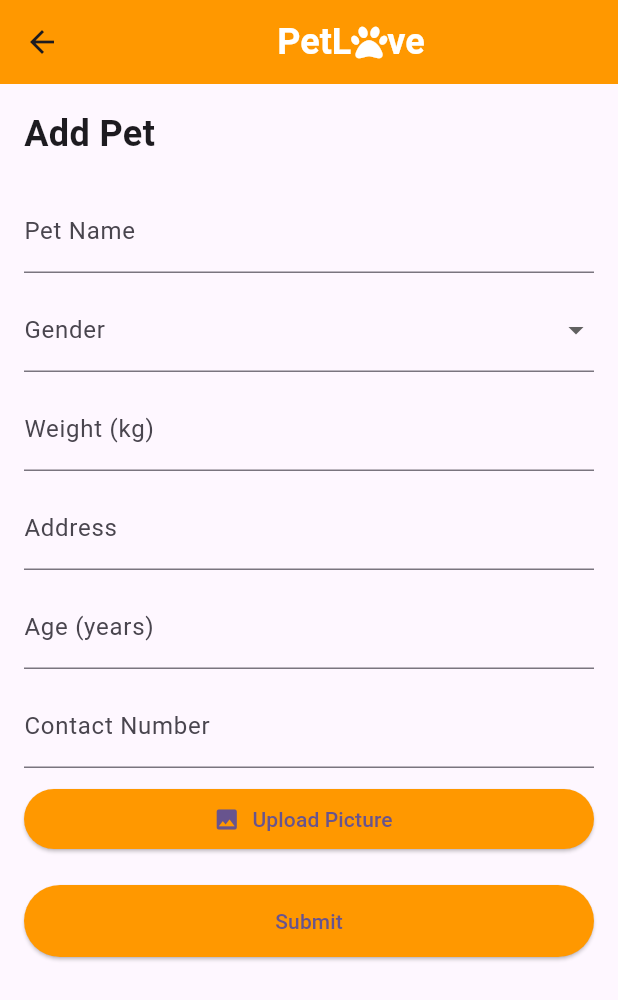
After one commit to Rooparatheesh/pet_adoption, a Flutter app: the AddPetPage screen opened directly, on a phone screen of 412 x 824 dp. The commit adds this screen. Shown: the top 1000 px of the screen. Run offline on Flutter 3.47's test engine with Material 3 defaults, Android fonts, the phone set to English and light mode, and no system bars; our stand-ins replace font_awesome_flutter, image_picker, shared_preferences; accounts and stored records are empty.

Commit message:
add new AddPetPage

```diff
--- /dev/null
+++ b/lib/views/AddPetPage.dart
@@ -0,0 +1,166 @@
+import 'package:flutter/material.dart';
+import 'package:font_awesome_flutter/font_awesome_flutter.dart';
+import 'package:image_picker/image_picker.dart';
+import 'dart:io';
+
+class AddPetPage extends StatefulWidget {
+  const AddPetPage({super.key});
+
+  @override
+  State<AddPetPage> createState() => _AddPetPageState();
+}
+
+class _AddPetPageState extends State<AddPetPage> {
+  final TextEditingController nameController = TextEditingController();
+  final TextEditingController weightController = TextEditingController();
+  final TextEditingController ageController = TextEditingController();
+  final TextEditingController addressController = TextEditingController();
+  final TextEditingController contactController = TextEditingController();
+
+  String? selectedGender;
+  File? _pickedImage;
+
+  Future<void> _pickImage() async {
+    final picker = ImagePicker();
+    final pickedFile = await picker.pickImage(source: ImageSource.gallery);
+
+    if (pickedFile != null) {
+      setState(() {
+        _pickedImage = File(pickedFile.path);
+      });
+    }
+  }
+
+  void _submitForm() {
+    String name = nameController.text;
+    String weight = weightController.text;
+    String age = ageController.text; // Get age input
+    String address = addressController.text;
+    String contact = contactController.text;
+
+    if (name.isEmpty ||
+        selectedGender == null ||
+        weight.isEmpty ||
+        age.isEmpty || // Ensure age is filled out
+        address.isEmpty ||
+        contact.isEmpty ||
+        _pickedImage == null) {
+      ScaffoldMessenger.of(context).showSnackBar(
+        const SnackBar(
+            content: Text("Please fill out all fields and pick an image")),
+      );
+      return;
+    }
+
+    // Handle form submission here (send to API, etc.)
+    print("Pet Name: $name");
+    print("Gender: $selectedGender");
+    print("Weight: $weight");
+    print("Weight: $age");
+    print("Address: $address");
+    print("Contact: $contact");
+
+    print("Image Path: ${_pickedImage!.path}");
+
+    ScaffoldMessenger.of(context).showSnackBar(
+      const SnackBar(content: Text("Pet submitted successfully!")),
+    );
+  }
+
+  @override
+  Widget build(BuildContext context) {
+    final genderOptions = ['Male', 'Female'];
+
+    return Scaffold(
+      appBar: AppBar(
+        backgroundColor: Colors.orange,
+        title: const Row(
+          mainAxisAlignment: MainAxisAlignment.center,
+          children: [
+            Text("PetL",
+                style: TextStyle(
+                    fontSize: 24,
+                    fontWeight: FontWeight.bold,
+                    color: Colors.white)),
+            Icon(FontAwesomeIcons.paw, color: Colors.white, size: 24),
+            Text("ve",
+                style: TextStyle(
+                    fontSize: 24,
+                    fontWeight: FontWeight.bold,
+                    color: Colors.white)),
+          ],
+        ),
+        centerTitle: true,
+      ),
+      body: Padding(
+        padding: const EdgeInsets.all(16.0),
+        child: ListView(
+          children: [
+            const Text("Add Pet",
+                style: TextStyle(fontSize: 24, fontWeight: FontWeight.bold)),
+            const SizedBox(height: 20),
+            TextField(
+              controller: nameController,
+              decoration: const InputDecoration(labelText: "Pet Name"),
+            ),
+            const SizedBox(height: 10),
+            DropdownButtonFormField<String>(
+              decoration: const InputDecoration(labelText: "Gender"),
+              items: genderOptions.map((String value) {
+                return DropdownMenuItem<String>(
+                  value: value,
+                  child: Text(value),
+                );
+              }).toList(),
+              onChanged: (value) => setState(() => selectedGender = value),
+            ),
+            const SizedBox(height: 10),
+            TextField(
+              controller: weightController,
+              decoration: const InputDecoration(labelText: "Weight (kg)"),
+              keyboardType: TextInputType.number,
+            ),
+            const SizedBox(height: 10),
+            TextField(
+              controller: addressController,
+              decoration: const InputDecoration(labelText: "Address"),
+            ),
+            const SizedBox(height: 10),
+            TextField(
+              controller: ageController, // Added text field for age
+              decoration: const InputDecoration(labelText: "Age (years)"),
+              keyboardType: TextInputType.number,
+            ),
+            const SizedBox(height: 10),
+            TextField(
+              controller: contactController,
+              decoration: const InputDecoration(labelText: "Contact Number"),
+              keyboardType: TextInputType.phone,
+            ),
+            const SizedBox(height: 10),
+            ElevatedButton.icon(
+              onPressed: _pickImage,
+              icon: const Icon(Icons.image),
+              label: const Text("Upload Picture"),
+              style: ElevatedButton.styleFrom(backgroundColor: Colors.orange),
+            ),
+            if (_pickedImage != null)
+              Padding(
+                padding: const EdgeInsets.only(top: 10),
+                child: Image.file(_pickedImage!, height: 150),
+              ),
+            const SizedBox(height: 20),
+            ElevatedButton(
+              onPressed: _submitForm,
+              child: const Text("Submit"),
+              style: ElevatedButton.styleFrom(
+                backgroundColor: Colors.orange,
+                padding: const EdgeInsets.symmetric(vertical: 14),
+              ),
+            ),
+          ],
+        ),
+      ),
+    );
+  }
+}
--- a/lib/views/profile.dart
+++ b/lib/views/profile.dart
@@ -3,6 +3,7 @@ import 'package:http/http.dart' as http;
 
 import 'package:flutter/material.dart';
 import 'package:font_awesome_flutter/font_awesome_flutter.dart';
+import 'package:pet_adoption/views/AddPetPage.dart';
 import 'package:pet_adoption/views/sign_in.dart';
 import 'package:shared_preferences/shared_preferences.dart';
 
@@ -133,12 +134,17 @@ class ProfilePage extends StatelessWidget {
             ),
             ListTile(
               leading: const Icon(Icons.home, color: Colors.orange),
-              title: const Text("Home"),
-              onTap: () {},
+              title: const Text("Add pet"),
+              onTap: () {
+                Navigator.push(
+                  context,
+                  MaterialPageRoute(builder: (context) => const AddPetPage()),
+                );
+              },
             ),
             ListTile(
               leading: const Icon(Icons.pets, color: Colors.orange),
-              title: const Text("My Pets"),
+              title: const Text("My Adoptions"),
               onTap: () {},
             ),
             ListTile(
--- a/pubspec.yaml
+++ b/pubspec.yaml
@@ -14,6 +14,7 @@ dependencies:
   font_awesome_flutter: ^10.0.0
   http: ^1.3.0
   shared_preferences: ^2.5.3
+  image_picker: ^1.0.4
 
 dev_dependencies:
   flutter_test:
```
Also changed, not shown: pubspec.lock, 6 other files.
